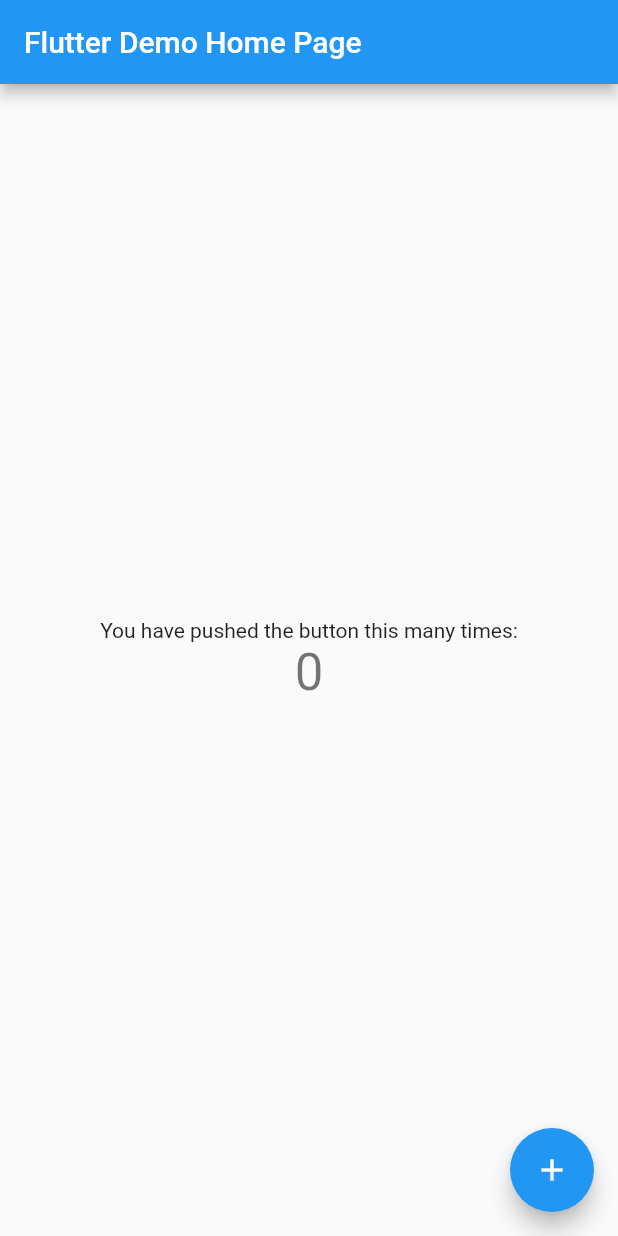
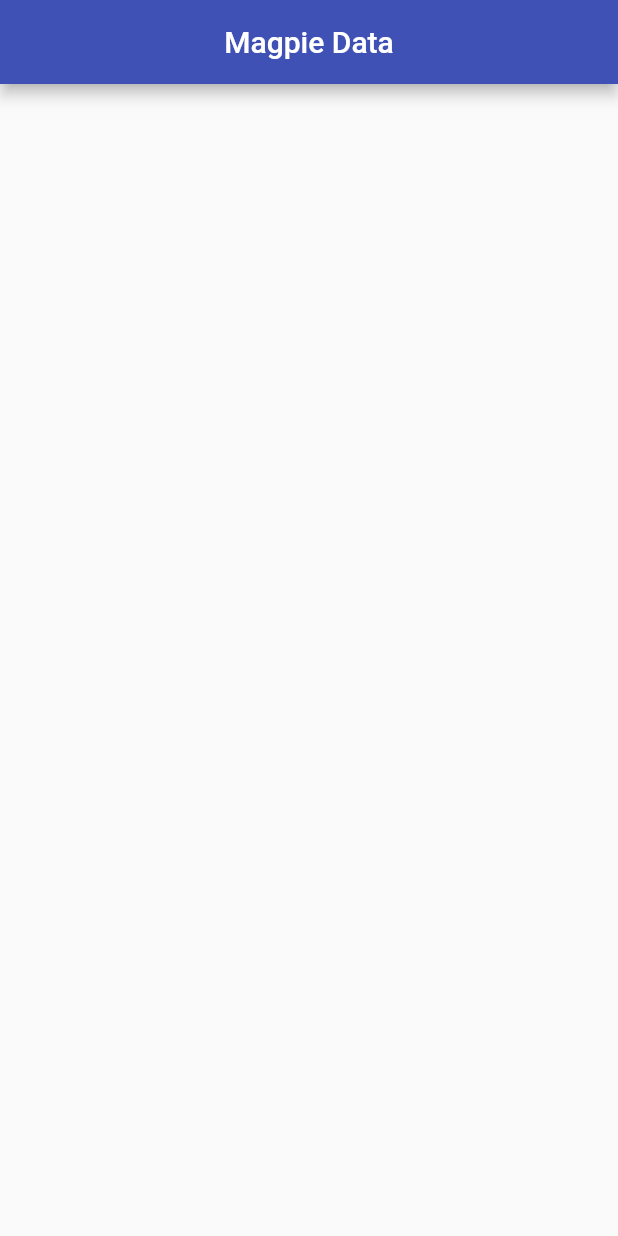
Before and after one commit to SaminYeaser/intern_data, a Flutter app: the screen it shows after launch, on a phone screen of 412 x 824 dp. Run offline on Flutter 3.47's test engine with Material 2 defaults, Android fonts, the phone set to English and light mode, and no system bars; our stand-ins replace cloud_firestore, firebase_database; accounts and stored records are empty.

```diff
--- a/lib/main.dart
+++ b/lib/main.dart
@@ -1,5 +1,6 @@
 import 'package:flutter/material.dart';
 import 'model/myData.dart';
+import 'package:intern_data/view/showData.dart';
 
 void main() {
   runApp(MyApp());
@@ -10,66 +11,13 @@ class MyApp extends StatelessWidget {
   @override
   Widget build(BuildContext context) {
     return MaterialApp(
-      title: 'Flutter Demo',
+      debugShowCheckedModeBanner: false,
+      title: 'Intern Demo',
       theme: ThemeData(
-
-        primarySwatch: Colors.blue,
-
+        primarySwatch: Colors.indigo,
         visualDensity: VisualDensity.adaptivePlatformDensity,
       ),
-      home: MyHomePage(title: 'Flutter Demo Home Page'),
+      home: showData(),
     );
   }
 }
-
-class MyHomePage extends StatefulWidget {
-  MyHomePage({Key key, this.title}) : super(key: key);
-
-  final String title;
-
-  @override
-  _MyHomePageState createState() => _MyHomePageState();
-}
-
-class _MyHomePageState extends State<MyHomePage> {
-  int _counter = 0;
-
-  void _incrementCounter() {
-    setState(() {
-
-      _counter++;
-    });
-  }
-
-  @override
-  Widget build(BuildContext context) {
-
-    return Scaffold(
-      appBar: AppBar(
-
-        title: Text(widget.title),
-      ),
-      body: Center(
-
-        child: Column(
-
-          mainAxisAlignment: MainAxisAlignment.center,
-          children: <Widget>[
-            Text(
-              'You have pushed the button this many times:',
-            ),
-            Text(
-              '$_counter',
-              style: Theme.of(context).textTheme.headline4,
-            ),
-          ],
-        ),
-      ),
-      floatingActionButton: FloatingActionButton(
-        onPressed: _incrementCounter,
-        tooltip: 'Increment',
-        child: Icon(Icons.add),
-      ), // This trailing comma makes auto-formatting nicer for build methods.
-    );
-  }
-}
--- a/lib/view/showData.dart
+++ b/lib/view/showData.dart
@@ -0,0 +1,29 @@
+import 'package:cloud_firestore/cloud_firestore.dart';
+import 'package:flutter/material.dart';
+import 'package:intern_data/model/myData.dart';
+import 'package:firebase_database/firebase_database.dart';
+
+class showData extends StatefulWidget {
+  @override
+  _showDataState createState() => _showDataState();
+}
+
+class _showDataState extends State<showData> {
+  Future getData() async{
+    var firestore = FirebaseFirestore.instance;
+    QuerySnapshot qn = await firestore.collection("internflutter-bb6b4").get();
+    return qn.docs;
+  }
+
+  @override
+  Widget build(BuildContext context) {
+    return Scaffold(
+      appBar: AppBar(
+        centerTitle: true,
+        title: Text(
+          'Magpie Data'
+        ),
+      ),
+    );
+  }
+}
--- a/pubspec.yaml
+++ b/pubspec.yaml
@@ -25,6 +25,7 @@ dependencies:
     sdk: flutter
   firebase_auth: ^0.18.0+1
   cloud_firestore: ^0.14.0+2
+  firebase_database: ^4.0.0
 
   # The following adds the Cupertino Icons font to your application.
   # Use with the CupertinoIcons class for iOS style icons.
```
Also changed, not shown: pubspec.lock.
